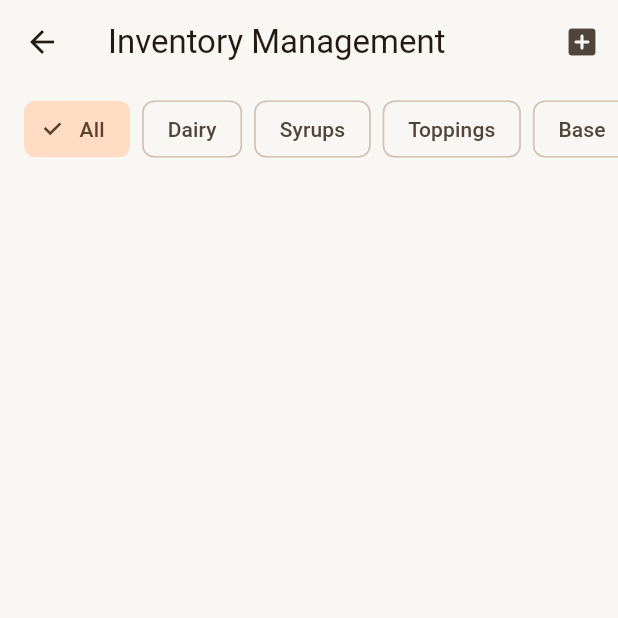
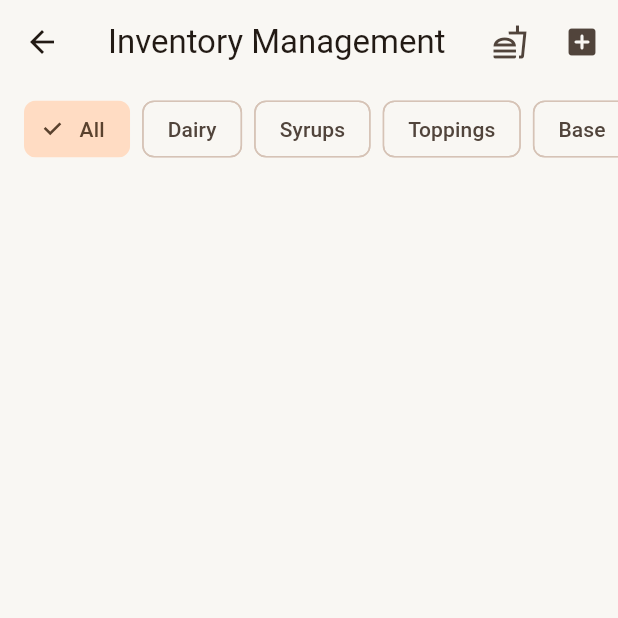
Before and after one commit to Giedel/sweetrush, a Flutter app: the InventoryPage screen opened directly, on a phone screen of 412 x 824 dp, the top half of it. Run offline on Flutter 3.47's test engine with Material 3 defaults, Android fonts, the phone set to English and light mode, and no system bars; our stand-ins replace cloud_firestore, equatable, firebase_core, flutter_bloc, image_picker; missing offline and left inert: cloudinary_public; accounts and stored records are empty.

Commit message:
Add image_picker dependency and implement Add Product button in InventoryPage

```diff
--- a/lib/presentation/pages/inventory/inventory_page.dart
+++ b/lib/presentation/pages/inventory/inventory_page.dart
@@ -1,5 +1,6 @@
 import 'package:flutter/material.dart';
 import 'package:flutter_bloc/flutter_bloc.dart';
+import 'package:sweetrush/presentation/pages/inventory/add_product_page.dart';
 import 'package:uuid/uuid.dart'; // Add 'uuid: ^4.3.3' to pubspec.yaml for generating IDs
 import '../../../domain/entities/ingredient.dart';
 import '../../blocs/inventory/inventory_bloc.dart';
@@ -105,7 +106,13 @@ class _InventoryPageState extends State<InventoryPage> {
         title: const Text('Inventory Management'),
         actions: [
           IconButton(
+            icon: const Icon(Icons.fastfood_outlined),
+            tooltip: 'Add Menu Product',
+            onPressed: () => Navigator.push(context, MaterialPageRoute(builder: (_) => const AddProductPage())),
+          ),
+          IconButton(
             icon: const Icon(Icons.add_box_rounded),
+            tooltip: 'Add Raw Stock',
             onPressed: () => _showAddIngredientForm(context),
           )
         ],
--- a/pubspec.yaml
+++ b/pubspec.yaml
@@ -40,6 +40,7 @@ dependencies:
   equatable: ^2.1.0
   flutter_bloc: ^9.1.1
   uuid: ^4.5.3
+  image_picker: ^1.2.3
 
 dev_dependencies:
   flutter_test:
```
Also changed, not shown: pubspec.lock.
